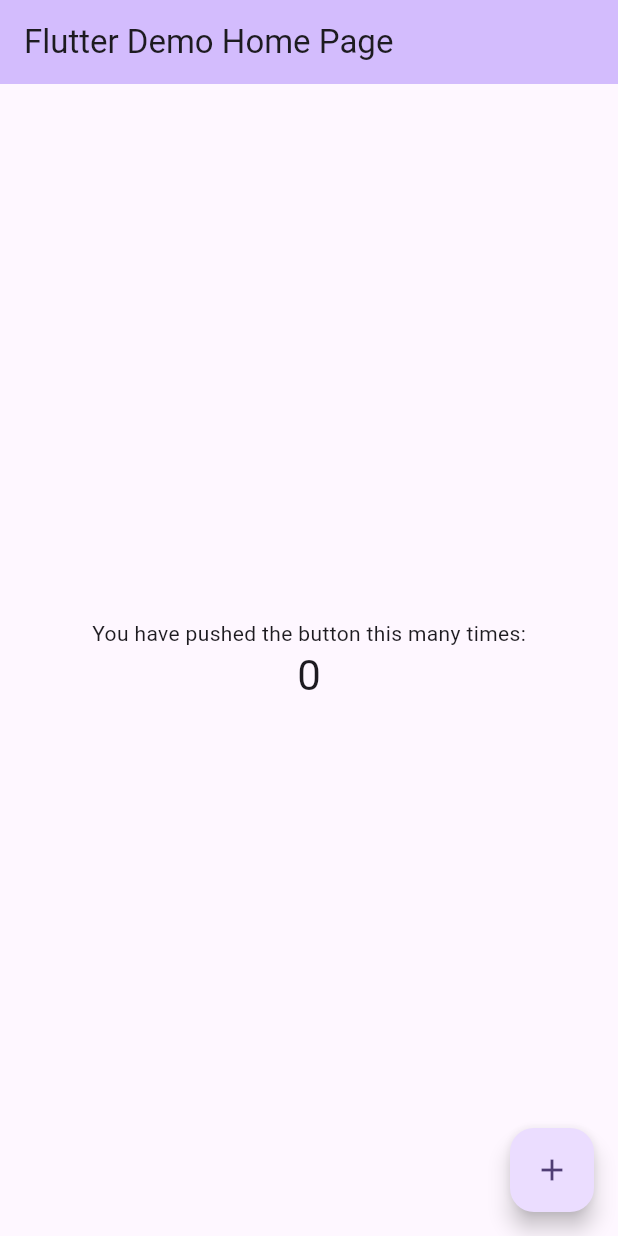
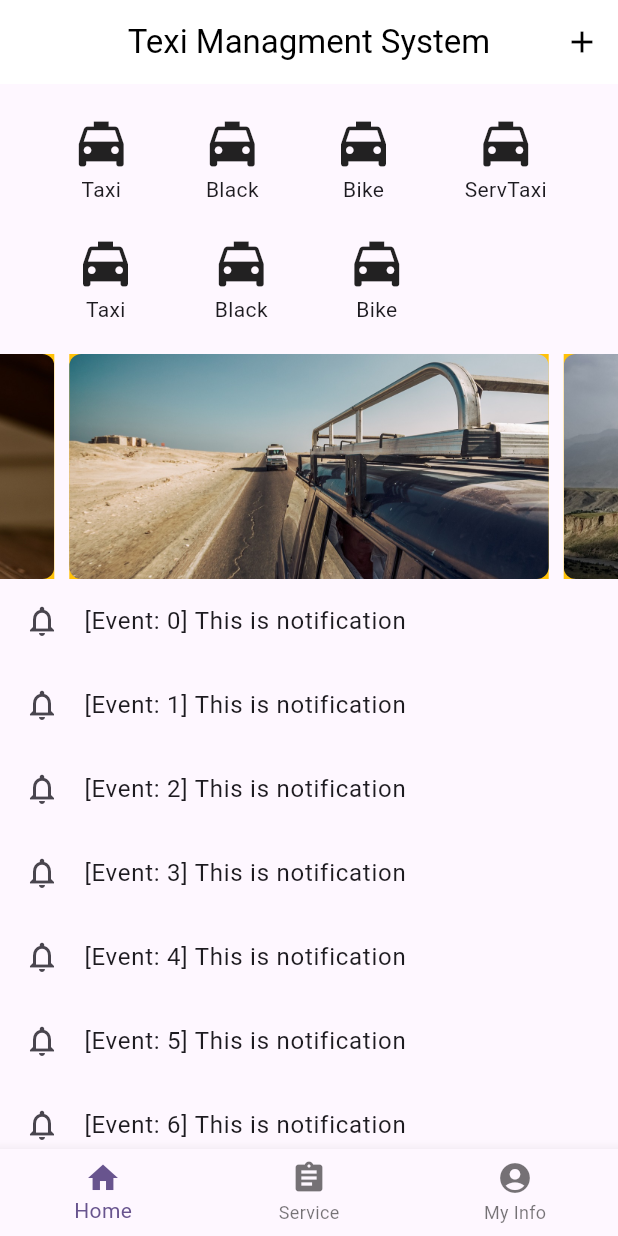
Before and after one commit to hoondori/flutter_apps, a Flutter app: the screen it shows after launch, on a phone screen of 412 x 824 dp. Run offline on Flutter 3.47's test engine with Material 3 defaults, Android fonts, the phone set to English and light mode, and no system bars; drawn by our look-alikes of carousel_slider.

Commit message:
texi_app

```diff
--- a/texi_mgmt_app/lib/main.dart
+++ b/texi_mgmt_app/lib/main.dart
@@ -1,4 +1,7 @@
+import 'package:flutter/cupertino.dart';
 import 'package:flutter/material.dart';
+import 'package:flutter/widgets.dart';
+import 'package:carousel_slider/carousel_slider.dart';
 
 void main() {
   runApp(const MyApp());
@@ -11,115 +14,226 @@ class MyApp extends StatelessWidget {
   @override
   Widget build(BuildContext context) {
     return MaterialApp(
-      title: 'Flutter Demo',
+      title: 'Text Management App',
       theme: ThemeData(
-        // This is the theme of your application.
-        //
-        // TRY THIS: Try running your application with "flutter run". You'll see
-        // the application has a purple toolbar. Then, without quitting the app,
-        // try changing the seedColor in the colorScheme below to Colors.green
-        // and then invoke "hot reload" (save your changes or press the "hot
-        // reload" button in a Flutter-supported IDE, or press "r" if you used
-        // the command line to start the app).
-        //
-        // Notice that the counter didn't reset back to zero; the application
-        // state is not lost during the reload. To reset the state, use hot
-        // restart instead.
-        //
-        // This works for code too, not just values: Most code changes can be
-        // tested with just a hot reload.
         colorScheme: ColorScheme.fromSeed(seedColor: Colors.deepPurple),
         useMaterial3: true,
       ),
-      home: const MyHomePage(title: 'Flutter Demo Home Page'),
+      home: const ControllerPage(title: 'Texi Managment System'),
     );
   }
 }
 
-class MyHomePage extends StatefulWidget {
-  const MyHomePage({super.key, required this.title});
-
-  // This widget is the home page of your application. It is stateful, meaning
-  // that it has a State object (defined below) that contains fields that affect
-  // how it looks.
-
-  // This class is the configuration for the state. It holds the values (in this
-  // case the title) provided by the parent (in this case the App widget) and
-  // used by the build method of the State. Fields in a Widget subclass are
-  // always marked "final".
+class ControllerPage extends StatefulWidget {
+  const ControllerPage({super.key, required this.title});
 
   final String title;
 
   @override
-  State<MyHomePage> createState() => _MyHomePageState();
+  State<ControllerPage> createState() => _ControllerPageState();
 }
 
-class _MyHomePageState extends State<MyHomePage> {
-  int _counter = 0;
-
-  void _incrementCounter() {
-    setState(() {
-      // This call to setState tells the Flutter framework that something has
-      // changed in this State, which causes it to rerun the build method below
-      // so that the display can reflect the updated values. If we changed
-      // _counter without calling setState(), then the build method would not be
-      // called again, and so nothing would appear to happen.
-      _counter++;
-    });
-  }
+class _ControllerPageState extends State<ControllerPage> {
+  var _index = 0;
+  final _pages = [HomePage(), ServicePage(), MyInfoPage()];
 
   @override
   Widget build(BuildContext context) {
-    // This method is rerun every time setState is called, for instance as done
-    // by the _incrementCounter method above.
-    //
-    // The Flutter framework has been optimized to make rerunning build methods
-    // fast, so that you can just rebuild anything that needs updating rather
-    // than having to individually change instances of widgets.
     return Scaffold(
       appBar: AppBar(
-        // TRY THIS: Try changing the color here to a specific color (to
-        // Colors.amber, perhaps?) and trigger a hot reload to see the AppBar
-        // change color while the other colors stay the same.
-        backgroundColor: Theme.of(context).colorScheme.inversePrimary,
-        // Here we take the value from the MyHomePage object that was created by
-        // the App.build method, and use it to set our appbar title.
-        title: Text(widget.title),
+        backgroundColor: Colors.white,
+        title: Text(
+          widget.title,
+          style: TextStyle(color: Colors.black),
         ),
-      body: Center(
-        // Center is a layout widget. It takes a single child and positions it
-        // in the middle of the parent.
+        centerTitle: true,
+        actions: <Widget>[
+          IconButton(
+              onPressed: () {},
+              icon: Icon(
+                Icons.add,
+                color: Colors.black,
+              )),
+        ],
+      ),
+      body: _pages[_index],
+      bottomNavigationBar: BottomNavigationBar(
+          onTap: (index) {
+            setState(() {
+              _index = index;
+            });
+          },
+          currentIndex: _index,
+          items: <BottomNavigationBarItem>[
+            BottomNavigationBarItem(icon: Icon(Icons.home), label: 'Home'),
+            BottomNavigationBarItem(
+                icon: Icon(Icons.assignment), label: 'Service'),
+            BottomNavigationBarItem(
+                icon: Icon(Icons.account_circle), label: 'My Info'),
+          ]),
+    );
+  }
+}
+final dummyImages = [
+  'assets/images/safari.jpg',
+  'assets/images/tajikistan.jpg',
+  'assets/images/thanksgiving.jpg'
+];
+
+class HomePage extends StatelessWidget {
+  const HomePage({super.key});
+
+  @override
+  Widget build(BuildContext context) {
+    return ListView(
+      children: <Widget>[
+        _buildTop(),
+        _buildMiddle(),
+        _buildBottom(),
+      ],
+    );
+  }
+
+  Widget _buildTop() {
+    return Padding(
+      padding: const EdgeInsets.only(top: 20, bottom: 20),
       child: Column(
-          // Column is also a layout widget. It takes a list of children and
-          // arranges them vertically. By default, it sizes itself to fit its
-          // children horizontally, and tries to be as tall as its parent.
-          //
-          // Column has various properties to control how it sizes itself and
-          // how it positions its children. Here we use mainAxisAlignment to
-          // center the children vertically; the main axis here is the vertical
-          // axis because Columns are vertical (the cross axis would be
-          // horizontal).
-          //
-          // TRY THIS: Invoke "debug painting" (choose the "Toggle Debug Paint"
-          // action in the IDE, or press "p" in the console), to see the
-          // wireframe for each widget.
-          mainAxisAlignment: MainAxisAlignment.center,
+        children: [
+          Row(
+            mainAxisAlignment: MainAxisAlignment.spaceEvenly,
             children: <Widget>[
-            const Text(
-              'You have pushed the button this many times:',
+              GestureDetector(
+                onTap: () {print('클릭 0-0');},
+                child: Column(
+                  children: [
+                    Icon(Icons.local_taxi, size: 40,),
+                    Text('Taxi'),],
                 ),
-            Text(
-              '$_counter',
-              style: Theme.of(context).textTheme.headlineMedium,
+              ),
+              GestureDetector(
+                onTap: () {print('클릭 0-1');},
+                child: Column(
+                  children: [
+                    Icon(Icons.local_taxi, size: 40,),
+                    Text('Black'),],
+                ),
+              ),
+              GestureDetector(
+                onTap: () {print('클릭 0-2');},
+                child: Column(
+                  children: [
+                    Icon(Icons.local_taxi, size: 40,),
+                    Text('Bike'),],
+                ),
+              ),
+              GestureDetector(
+                onTap: () {print('클릭 0-3');},
+                child: Column(
+                  children: [
+                    Icon(Icons.local_taxi, size: 40,),
+                    Text('ServTaxi'),],
+                ),
               ),
             ],
           ),
+          SizedBox(height: 20,),
+          Row(
+            mainAxisAlignment: MainAxisAlignment.spaceEvenly,
+            children: <Widget>[
+              GestureDetector(
+                onTap: () {print('클릭 1-0');},
+                child: Column(
+                  children: [
+                    Icon(Icons.local_taxi, size: 40,),
+                    Text('Taxi'),],
                 ),
-      floatingActionButton: FloatingActionButton(
-        onPressed: _incrementCounter,
-        tooltip: 'Increment',
-        child: const Icon(Icons.add),
-      ), // This trailing comma makes auto-formatting nicer for build methods.
+              ),
+              GestureDetector(
+                onTap: () {print('클릭 1-1');},
+                child: Column(
+                  children: [
+                    Icon(Icons.local_taxi, size: 40,),
+                    Text('Black'),],
+                ),
+              ),
+              GestureDetector(
+                onTap: () {print('클릭 1-2');},
+                child: Column(
+                  children: [
+                    Icon(Icons.local_taxi, size: 40,),
+                    Text('Bike'),],
+                ),
+              ),
+              Opacity(
+                opacity: 0.0,
+                child: Column(
+                  children: [
+                    Icon(Icons.local_taxi, size: 40,),
+                    Text('Taxi'),],
+                ),
+              ),
+            ],
+          ),
+        ],
+      ),
+    );
+  }
+  Widget _buildMiddle() {
+    return CarouselSlider(
+      items: dummyImages.map((image_path) {
+        return Builder(builder: (BuildContext context) {
+          return Container(
+            width: MediaQuery.of(context).size.width,
+            margin: EdgeInsets.symmetric(horizontal: 5.0),
+            decoration: const BoxDecoration(
+              color: Colors.amber
+            ),
+            child: ClipRRect(
+              borderRadius: BorderRadius.circular(8.0),
+              child: Image.asset(image_path, fit: BoxFit.cover),
+            )
+          );
+        });
+      }).toList(),
+      options: CarouselOptions(height: 150.0)
+    );
+  }
+  Widget _buildBottom() {
+    final items = List.generate(10, (i) {
+      return ListTile(
+        leading: Icon(Icons.notifications_none),
+        title: Text('[Event: $i] This is notification'),
+      );
+    });
+
+    return ListView(
+      physics: NeverScrollableScrollPhysics(),
+      shrinkWrap: true,
+      children: items,
     );
   }
 }
+
+class ServicePage extends StatelessWidget {
+  const ServicePage({super.key});
+
+  @override
+  Widget build(BuildContext context) {
+    return Scaffold(
+      appBar: AppBar(title: Text('Service Page')),
+      body: Text('Service Page Content'),
+    );
+  }
+}
+
+class MyInfoPage extends StatelessWidget {
+  const MyInfoPage({super.key});
+
+  @override
+  Widget build(BuildContext context) {
+    return Scaffold(
+      appBar: AppBar(title: Text('My Info Page')),
+      body: Text('My Info Page Content'),
+    );
+  }
+}
--- a/texi_mgmt_app/pubspec.yaml
+++ b/texi_mgmt_app/pubspec.yaml
@@ -31,10 +31,10 @@ dependencies:
   flutter:
     sdk: flutter
 
-
   # The following adds the Cupertino Icons font to your application.
   # Use with the CupertinoIcons class for iOS style icons.
   cupertino_icons: ^1.0.6
+  carousel_slider: ^5.0.0
 
 dev_dependencies:
   flutter_test:
@@ -62,6 +62,10 @@ flutter:
   # assets:
   #   - images/a_dot_burr.jpeg
   #   - images/a_dot_ham.jpeg
+  assets:
+    - assets/images/safari.jpg
+    - assets/images/tajikistan.jpg
+    - assets/images/thanksgiving.jpg
 
   # An image asset can refer to one or more resolution-specific "variants", see
   # https://flutter.dev/assets-and-images/#resolution-aware
```
Also changed, not shown: texi_mgmt_app/assets/images/safari.jpg (added), texi_mgmt_app/assets/images/tajikistan.jpg (added), texi_mgmt_app/assets/images/thanksgiving.jpg (added), texi_mgmt_app/pubspec.lock, 2 other files. Lines whose indentation alone changed are shown as unchanged.
